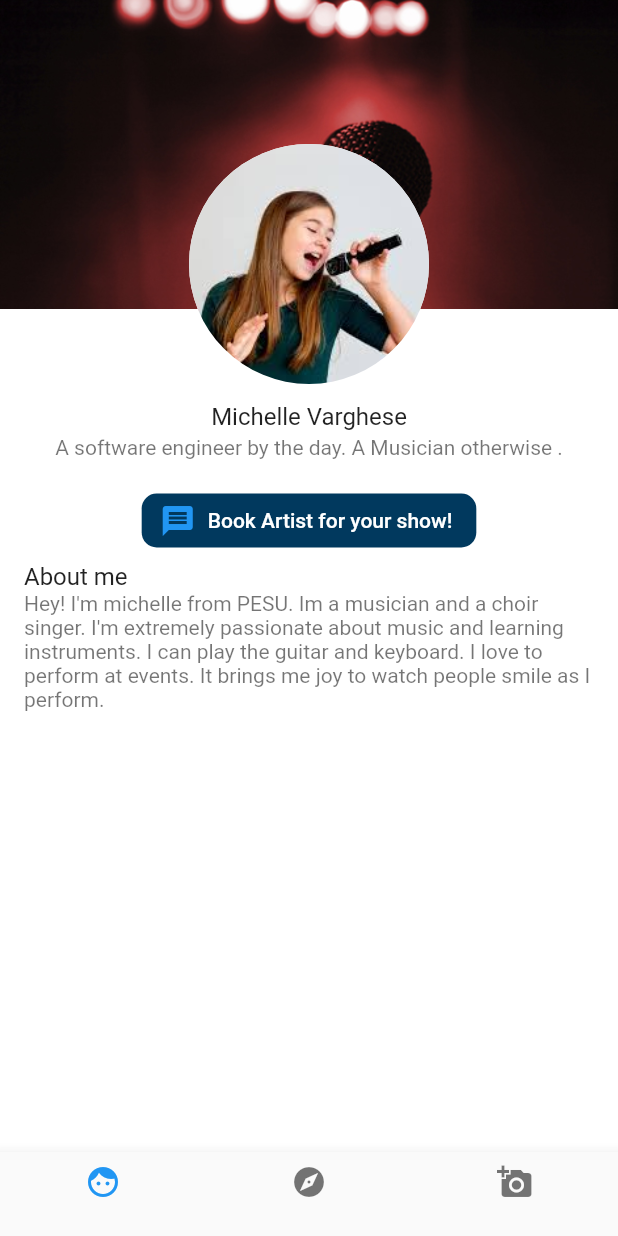
After one commit to sahanashettigar/StageTime2, a Flutter app: the Artist screen opened directly, on a phone screen of 412 x 824 dp. The commit adds this screen. Run offline on Flutter 3.47's test engine with Material 2 defaults, Android fonts, the phone set to English and light mode, and no system bars.

Commit message:
artist page and navbar

```diff
--- /dev/null
+++ b/lib/screens/artist/artist_feed.dart
@@ -0,0 +1,76 @@
+import 'package:flutter/material.dart';
+
+Color myColor = Color(0xff01395e);
+
+class Artist extends StatefulWidget {
+  @override
+  _ArtistState createState() => _ArtistState();
+}
+
+class _ArtistState extends State<Artist> {
+  @override
+  Widget build(BuildContext context) {
+    return Scaffold(
+      backgroundColor: Colors.white,
+      body: Column(
+        children: <Widget>[
+          Stack(
+            overflow: Overflow.visible,
+            alignment: Alignment.center,
+            children: <Widget>[
+              Image(
+                height: MediaQuery.of(context).size.height / 4,
+                width: MediaQuery.of(context).size.width,
+                fit: BoxFit.cover,
+                image: new AssetImage('assets/openmic.jpeg'),
+              ),
+              Positioned(
+                bottom: -50.0,
+                child: CircleAvatar(
+                    radius: 80,
+                    backgroundColor: Colors.white,
+                    backgroundImage: new AssetImage('assets/singing.jpeg')),
+              ),
+            ],
+          ),
+          SizedBox(
+            height: 45,
+          ),
+          ListTile(
+            title: Center(child: Text('Michelle Varghese')),
+            subtitle: Center(
+              child: Text(
+                  'A software engineer by the day. A Musician otherwise .'),
+            ),
+          ),
+          FlatButton.icon(
+            onPressed: () {},
+            icon: Icon(Icons.message, color: Colors.blue),
+            label: Text(
+              'Book Artist for your show!',
+              style: TextStyle(
+                fontFamily: 'Roboto',
+              ),
+            ),
+            textColor: Colors.white,
+            color: myColor,
+            shape:
+                RoundedRectangleBorder(borderRadius: BorderRadius.circular(10)),
+          ),
+          ListTile(
+            title: Text('About me'),
+            subtitle: Text(
+                "Hey! I'm michelle from PESU. Im a musician and a choir singer. I'm extremely passionate about music and learning instruments. I can play the guitar and keyboard. I love to perform at events. It brings me joy to watch people smile as I perform."),
+          ),
+        ],
+      ),
+      bottomNavigationBar: BottomNavigationBar(
+        items: [
+          BottomNavigationBarItem(icon: Icon(Icons.face), label: ''),
+          BottomNavigationBarItem(icon: Icon(Icons.explore), label: ''),
+          BottomNavigationBarItem(icon: Icon(Icons.add_a_photo), label: "")
+        ],
+      ),
+    );
+  }
+}
--- a/lib/screens/authenticate/profile.dart
+++ b/lib/screens/authenticate/profile.dart
@@ -4,15 +4,14 @@ class artistProfile extends StatefulWidget {
   @override
   _artistProfileState createState() => _artistProfileState();
 }
+
 Color myColor = Color(0xff01395E);
-
 
 class _artistProfileState extends State<artistProfile> {
   @override
   Widget build(BuildContext context) {
     return Scaffold(
       backgroundColor: myColor,
-
     );
   }
 }
--- a/lib/screens/authenticate/sign_in.dart
+++ b/lib/screens/authenticate/sign_in.dart
@@ -1,6 +1,5 @@
 import 'package:flutter/material.dart';
-import 'sign_up.dart';
-import 'profile.dart';
+import 'package:stagetime/screens/artist/artist_feed.dart';
 
 Color myColor = Color(0xff01395E);
 
@@ -162,7 +161,10 @@ class _LoginPageState extends State<LoginPage> {
     // check if form is valid
     if (formState.validate()) {
       print('Form is valid');
-
+      Navigator.push(
+        context,
+        MaterialPageRoute(builder: (context) => Artist()),
+      );
     } else {
       // show validation errors
       // setState forces our [State] to rebuild
--- a/pubspec.yaml
+++ b/pubspec.yaml
@@ -51,6 +51,8 @@ flutter:
   assets:
     - assets/mic.png
     - assets/mosaic2.png
+    - assets/openmic.jpeg
+    - assets/singing.jpeg
 
 
     # - images/a_dot_ham.jpeg
```
Also changed, not shown: assets/openmic.jpeg (added), assets/singing.jpeg (added), flutter_01.png (added).
